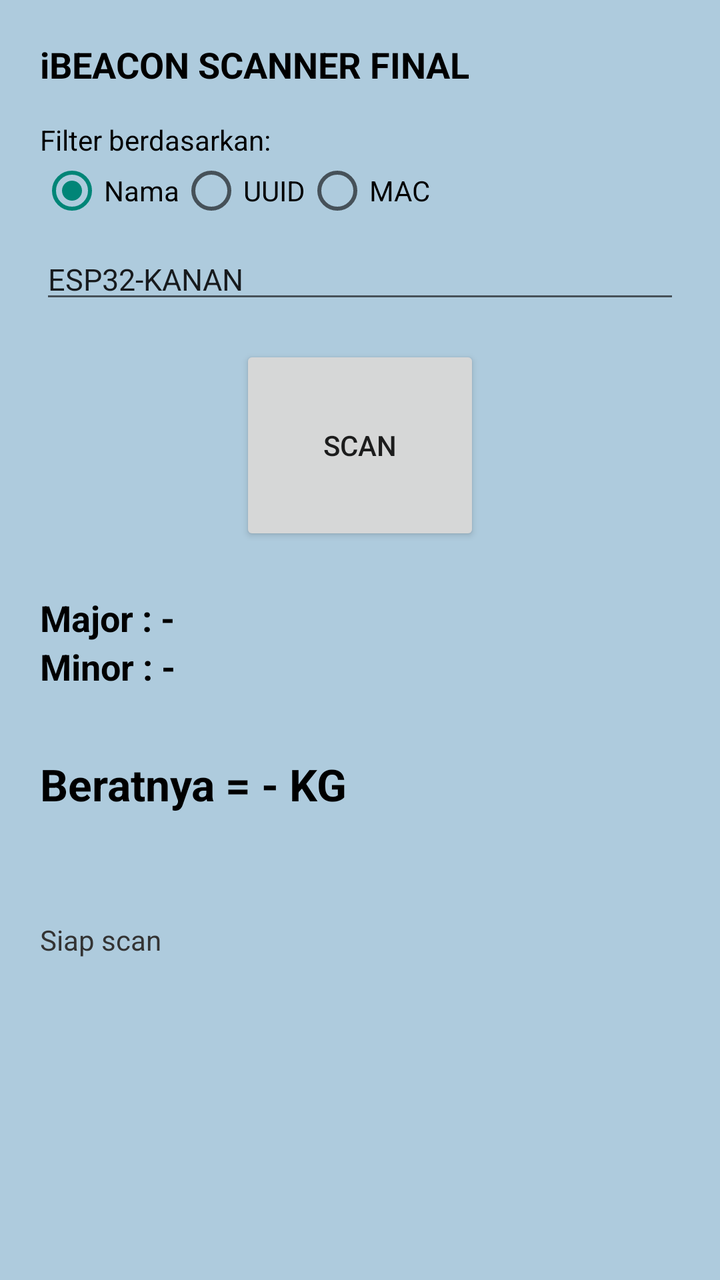
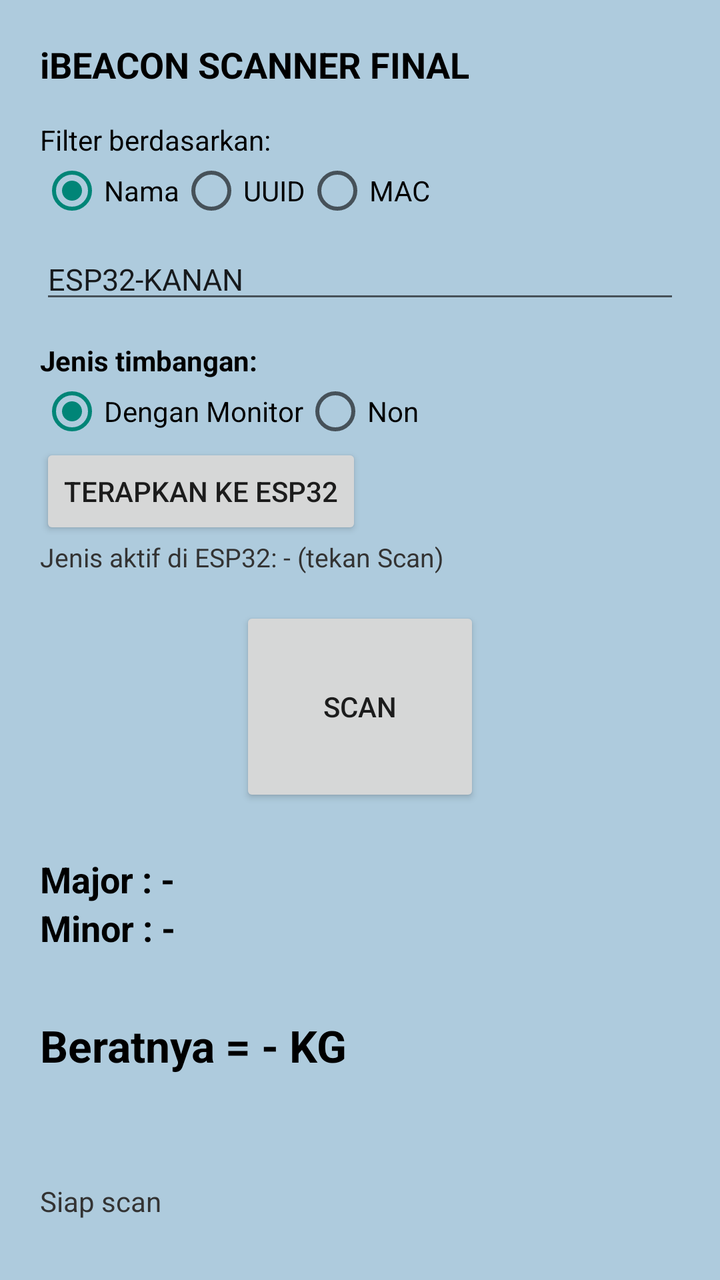

Compare the two renders of this Android layout. The source of the first and the diff that turns it into the second are given below.
<!-- AndroidManifest.xml: application theme android:Theme.Material.Light.DarkActionBar -->
<!-- res/layout/activity_main.xml -->
<?xml version="1.0" encoding="utf-8"?>
<ScrollView xmlns:android="http://schemas.android.com/apk/res/android"
    android:layout_width="match_parent" android:layout_height="match_parent"
    android:background="#AECBDD">

    <LinearLayout android:layout_width="match_parent" android:layout_height="wrap_content"
        android:orientation="vertical" android:padding="20dp">

        <TextView android:layout_width="wrap_content" android:layout_height="wrap_content"
            android:text="iBEACON SCANNER FINAL" android:textStyle="bold"
            android:textSize="18sp" android:textColor="#000000" />

        <TextView android:layout_width="wrap_content" android:layout_height="wrap_content"
            android:layout_marginTop="16dp" android:text="Filter berdasarkan:"
            android:textColor="#000000" />

        <RadioGroup android:id="@+id/rgFilter"
            android:layout_width="match_parent" android:layout_height="wrap_content"
            android:orientation="horizontal">
            <RadioButton android:id="@+id/rbName" android:layout_width="wrap_content"
                android:layout_height="wrap_content" android:text="Nama" android:checked="true" />
            <RadioButton android:id="@+id/rbUuid" android:layout_width="wrap_content"
                android:layout_height="wrap_content" android:text="UUID" />
            <RadioButton android:id="@+id/rbMac" android:layout_width="wrap_content"
                android:layout_height="wrap_content" android:text="MAC" />
        </RadioGroup>

        <EditText android:id="@+id/etFilter"
            android:layout_width="match_parent" android:layout_height="wrap_content"
            android:layout_marginTop="8dp" android:text="ESP32-KANAN"
            android:inputType="textCapCharacters|textNoSuggestions"
            android:singleLine="true" android:textSize="15sp" />

        <Button android:id="@+id/btnScan"
            android:layout_width="120dp" android:layout_height="100dp"
            android:layout_gravity="center_horizontal" android:layout_marginTop="16dp"
            android:text="Scan" />

        <TextView android:id="@+id/tvMajor"
            android:layout_width="wrap_content" android:layout_height="wrap_content"
            android:layout_marginTop="24dp" android:text="Major : -"
            android:textStyle="bold" android:textSize="18sp" android:textColor="#000000" />

        <TextView android:id="@+id/tvMinor"
            android:layout_width="wrap_content" android:layout_height="wrap_content"
            android:text="Minor : -"
            android:textStyle="bold" android:textSize="18sp" android:textColor="#000000" />

        <TextView android:id="@+id/tvWeight"
            android:layout_width="wrap_content" android:layout_height="wrap_content"
            android:layout_marginTop="32dp" android:text="Beratnya = - KG"
            android:textStyle="bold" android:textSize="22sp" android:textColor="#000000" />

        <TextView android:id="@+id/tvInfo"
            android:layout_width="match_parent" android:layout_height="wrap_content"
            android:layout_marginTop="24dp" android:textIsSelectable="true"
            android:textSize="13sp" android:textColor="#222222" />

        <TextView android:id="@+id/tvStatus"
            android:layout_width="match_parent" android:layout_height="wrap_content"
            android:layout_marginTop="12dp" android:text="Siap scan"
            android:textSize="14sp" android:textColor="#333333" />
    </LinearLayout>
</ScrollView>
<!-- resources referenced by this layout -->
<resources>

</resources>

<!-- the commit's change to res/layout/activity_main.xml (unified diff, before → after) -->
@@ -31,6 +31,28 @@
             android:inputType="textCapCharacters|textNoSuggestions"
             android:singleLine="true" android:textSize="15sp" />
 
+        <TextView android:layout_width="wrap_content" android:layout_height="wrap_content"
+            android:layout_marginTop="14dp" android:text="Jenis timbangan:"
+            android:textStyle="bold" android:textColor="#000000" />
+
+        <RadioGroup android:id="@+id/rgType"
+            android:layout_width="match_parent" android:layout_height="wrap_content"
+            android:orientation="horizontal">
+            <RadioButton android:id="@+id/rbMonitor" android:layout_width="wrap_content"
+                android:layout_height="wrap_content" android:text="Dengan Monitor" android:checked="true" />
+            <RadioButton android:id="@+id/rbNon" android:layout_width="wrap_content"
+                android:layout_height="wrap_content" android:text="Non" />
+        </RadioGroup>
+
+        <Button android:id="@+id/btnApply"
+            android:layout_width="wrap_content" android:layout_height="wrap_content"
+            android:text="Terapkan ke ESP32" />
+
+        <TextView android:id="@+id/tvType"
+            android:layout_width="match_parent" android:layout_height="wrap_content"
+            android:text="Jenis aktif di ESP32: - (tekan Scan)"
+            android:textSize="13sp" android:textColor="#333333" />
+
         <Button android:id="@+id/btnScan"
             android:layout_width="120dp" android:layout_height="100dp"
             android:layout_gravity="center_horizontal" android:layout_marginTop="16dp"
